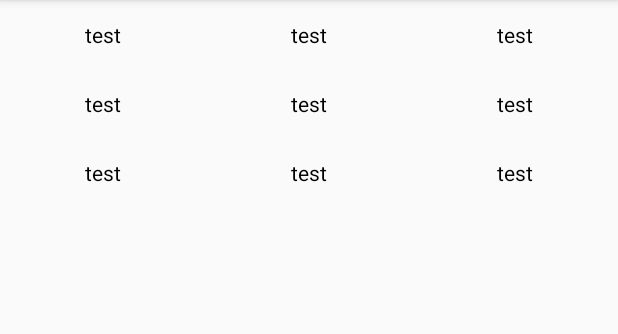
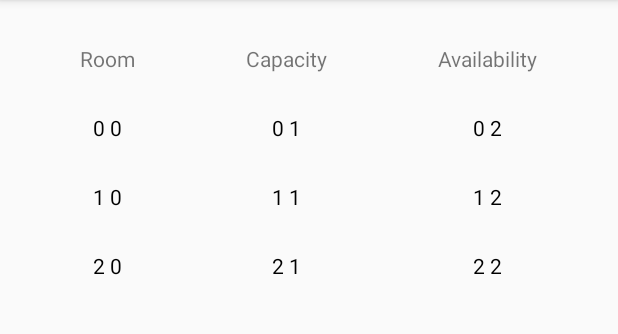
Before and after one commit to briblanch/roomroom, an Android app: the screen it shows after launch (MyActivity), on a phone screen of 412 x 824 dp, the part 84-418 px from its top. Run offline under Robolectric (Android 15) with nearby library versions, the phone set to English and light mode, and no system bars.

Commit message:
ui-implementation: moved table skeleton to .xml

```diff
--- a/Capstone/app/src/main/java/unknowndev/com/capstone/MyActivity.java
+++ b/Capstone/app/src/main/java/unknowndev/com/capstone/MyActivity.java
@@ -56,7 +56,6 @@ public class MyActivity extends Activity {
      * A placeholder fragment containing a simple view.
      */
     public static class PlaceholderFragment extends Fragment {
-        public RelativeLayout relativeLayout;
         public Context mContext;
 
         public PlaceholderFragment() {
@@ -69,9 +68,8 @@ public class MyActivity extends Activity {
 
             // table creation
             mContext = getActivity().getApplicationContext();
-            TableLayout tableLayout = new TableLayout(mContext);
-            tableLayout.setGravity(Gravity.CENTER_HORIZONTAL);
-            tableLayout.setStretchAllColumns(true);
+            TableLayout tableLayout = (TableLayout) rootView.findViewById(R.id.room_table);
+
             TableRow tableRow;
             TextView textView;
 
@@ -80,16 +78,17 @@ public class MyActivity extends Activity {
                 for(int j = 0; j < 3; j++) {
                     textView = new TextView(mContext);
                     textView.setTextColor(Color.BLACK);
-                    textView.setText("test");
+
+                    StringBuilder stringBuilder = new StringBuilder();
+                    stringBuilder.append(i).append(" ").append(j);
+
+                    textView.setText(stringBuilder.toString());
                     textView.setGravity(Gravity.CENTER);
                     textView.setPadding(20, 20, 20, 20);
                     tableRow.addView(textView);
                 }
-
                 tableLayout.addView(tableRow);
             }
-
-            getActivity().setContentView(tableLayout);
 
             return rootView;
         }
--- a/Capstone/app/src/main/res/layout/fragment_my.xml
+++ b/Capstone/app/src/main/res/layout/fragment_my.xml
@@ -7,4 +7,25 @@
     android:paddingTop="@dimen/activity_vertical_margin"
     android:paddingBottom="@dimen/activity_vertical_margin"
     tools:context=".MyActivity$PlaceholderFragment">
+    <TableLayout
+        android:id="@+id/room_table"
+        android:layout_width="match_parent"
+        android:layout_height="match_parent"
+        android:stretchColumns="*"
+        android:gravity="center_horizontal">
+        <TableRow>
+            <TextView
+                android:text="Room"
+                android:gravity="center"
+                android:padding="20px" />
+            <TextView
+                android:text="Capacity"
+                android:gravity="center"
+                android:padding="20px" />
+            <TextView
+                android:text="Availability"
+                android:gravity="center"
+                android:padding="20px" />
+        </TableRow>
+    </TableLayout>
 </RelativeLayout>
```
